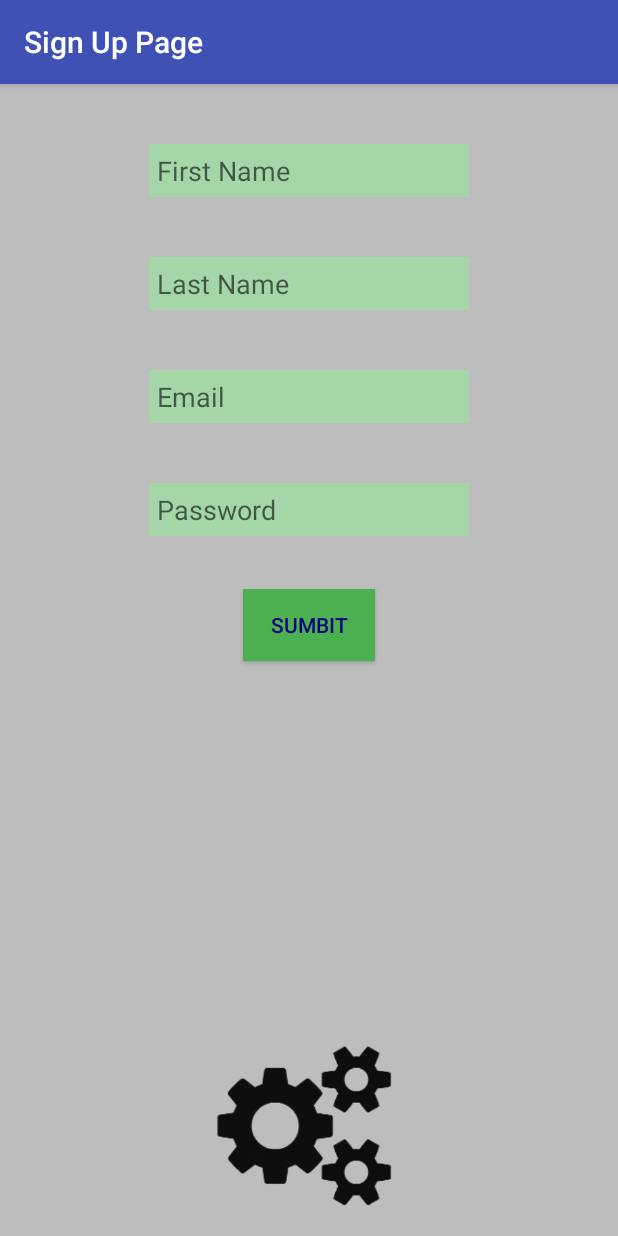
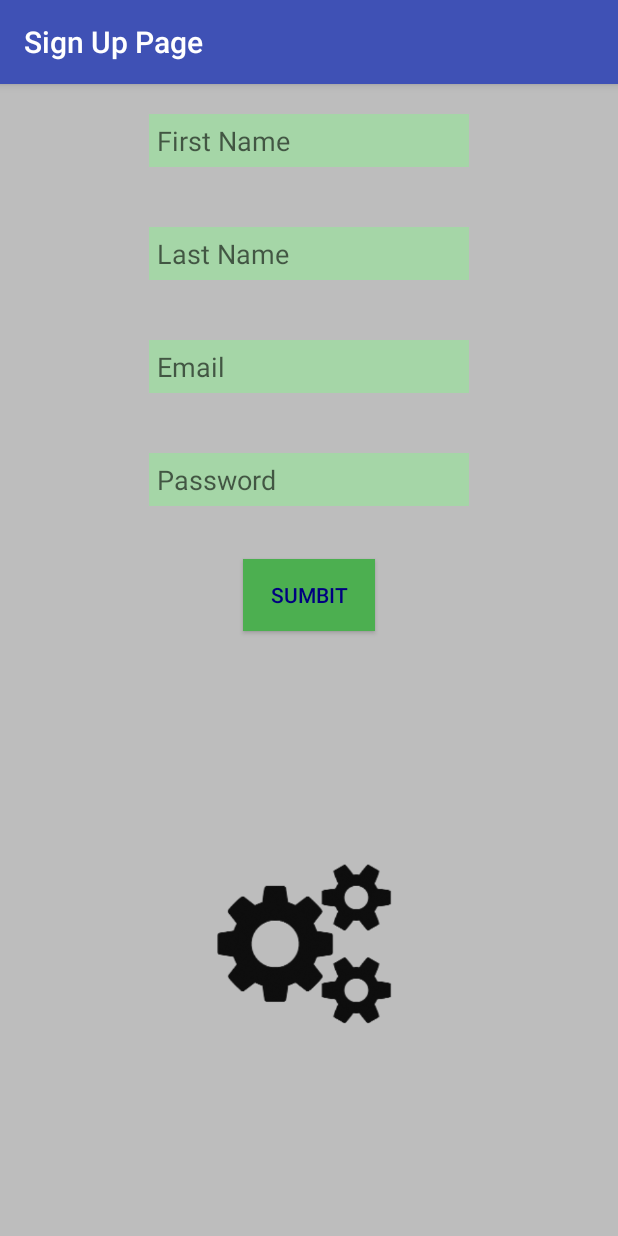
Before and after one commit to Raajesh12/Shopping_Collaborator_App, an Android app: the screen it shows after launch (SignUpPage), after a tap on "SIGN UP", on a phone screen of 412 x 824 dp. Run offline under Robolectric (Android 15) with nearby library versions, the light colour scheme and no system bars.

Commit message:
Fixed some of Sai's mistakes

```diff
--- a/app/src/main/res/layout/activity_edit_account_info.xml
+++ b/app/src/main/res/layout/activity_edit_account_info.xml
@@ -4,7 +4,7 @@
     xmlns:tools="http://schemas.android.com/tools"
     android:layout_width="match_parent"
     android:layout_height="match_parent"
-    android:background="#BDBDBD"
+    android:background="@color/gray_background"
     tools:context="com.example.raajesharunachalam.taskmanager.EditAccountInfo">
 
 
--- a/app/src/main/res/layout/activity_groups.xml
+++ b/app/src/main/res/layout/activity_groups.xml
@@ -4,7 +4,7 @@
     xmlns:tools="http://schemas.android.com/tools"
     android:layout_width="match_parent"
     android:layout_height="match_parent"
-    android:background="#BDBDBD"
+    android:background="@color/gray_background"
     tools:context="com.example.raajesharunachalam.taskmanager.GroupsActivity">
 
     <android.support.v7.widget.RecyclerView
@@ -26,9 +26,9 @@
         android:layout_height="55dp"
         android:src="@drawable/ic_add_black_24dp"
         app:layout_constraintTop_toBottomOf="@id/recycleGroups"
+        app:layout_constraintBottom_toBottomOf="parent"
         app:layout_constraintRight_toRightOf="@id/recycleGroups"
-        android:layout_marginTop="9dp"
-        android:layout_marginRight="31dp"
+        android:layout_marginRight="20dp"
         android:layout_marginEnd="20dp"/>
 
 </android.support.constraint.ConstraintLayout>
--- a/app/src/main/res/layout/activity_items.xml
+++ b/app/src/main/res/layout/activity_items.xml
@@ -4,7 +4,7 @@
     xmlns:tools="http://schemas.android.com/tools"
     android:layout_width="match_parent"
     android:layout_height="match_parent"
-    android:background="#BDBDBD"
+    android:background="@color/gray_background"
     tools:context="com.example.raajesharunachalam.taskmanager.ItemsActivity">
 
     <TextView
@@ -99,10 +99,6 @@
         android:layout_marginRight="20dp"
         android:layout_marginEnd="20dp" />
 
-    <ImageView
-        android:layout_width="wrap_content"
-        android:layout_height="wrap_content" />
-
     <android.support.design.widget.FloatingActionButton
         android:id="@+id/add_items_button"
         android:layout_width="50dp"
--- a/app/src/main/res/layout/activity_sign_up_page.xml
+++ b/app/src/main/res/layout/activity_sign_up_page.xml
@@ -4,7 +4,7 @@
     xmlns:tools="http://schemas.android.com/tools"
     android:layout_width="match_parent"
     android:layout_height="match_parent"
-    android:background="#BDBDBD"
+    android:background="@color/gray_background"
     tools:context="com.example.raajesharunachalam.taskmanager.SignUpPage">
 
     <EditText
@@ -16,13 +16,11 @@
         android:maxLength="40"
         android:hint="First Name"
         android:background="#A5D6A7"
-        android:layout_marginTop="40dp"
+        android:layout_marginTop="20dp"
         android:padding="5dp"
         app:layout_constraintLeft_toLeftOf="parent"
         app:layout_constraintRight_toRightOf="parent"
-        app:layout_constraintTop_toTopOf="parent"
-        tools:layout_editor_absoluteX="83dp"
-        tools:layout_editor_absoluteY="45dp" />
+        app:layout_constraintTop_toTopOf="parent"/>
 
     <EditText
         android:id="@+id/last_name"
@@ -37,9 +35,7 @@
         android:padding="5dp"
         app:layout_constraintLeft_toLeftOf="parent"
         app:layout_constraintRight_toRightOf="parent"
-        app:layout_constraintTop_toBottomOf="@id/first_name"
-        tools:layout_editor_absoluteX="92dp"
-        tools:layout_editor_absoluteY="138dp" />
+        app:layout_constraintTop_toBottomOf="@id/first_name" />
 
     <EditText
         android:id="@+id/emailfield"
@@ -54,9 +50,7 @@
         android:padding="5dp"
         app:layout_constraintLeft_toLeftOf="parent"
         app:layout_constraintRight_toRightOf="parent"
-        app:layout_constraintTop_toBottomOf="@id/last_name"
-        tools:layout_editor_absoluteX="83dp"
-        tools:layout_editor_absoluteY="248dp" />
+        app:layout_constraintTop_toBottomOf="@id/last_name" />
 
     <EditText
         android:id="@+id/passwordfield"
@@ -71,9 +65,7 @@
         android:padding="5dp"
         app:layout_constraintLeft_toLeftOf="parent"
         app:layout_constraintRight_toRightOf="parent"
-        app:layout_constraintTop_toBottomOf="@id/emailfield"
-        tools:layout_editor_absoluteX="92dp"
-        tools:layout_editor_absoluteY="357dp" />
+        app:layout_constraintTop_toBottomOf="@id/emailfield" />
 
     <Button
         android:id="@+id/sumbit_button"
@@ -85,16 +77,16 @@
         android:layout_marginTop="35dp"
         app:layout_constraintLeft_toLeftOf="parent"
         app:layout_constraintRight_toRightOf="parent"
-        app:layout_constraintTop_toBottomOf="@id/passwordfield"
-        tools:layout_editor_absoluteX="147dp"
-        tools:layout_editor_absoluteY="356dp" />
+        app:layout_constraintTop_toBottomOf="@id/passwordfield" />
 
     <ImageView
         android:layout_width="150dp"
         android:layout_height="150dp"
         android:src="@drawable/settings_image"
+        android:layout_marginTop="10dp"
         app:layout_constraintLeft_toLeftOf="parent"
         app:layout_constraintRight_toRightOf="parent"
+        app:layout_constraintTop_toBottomOf="@id/sumbit_button"
         app:layout_constraintBottom_toBottomOf="parent" />
 
 </android.support.constraint.ConstraintLayout>
--- a/app/src/main/res/layout/activity_users_in_group.xml
+++ b/app/src/main/res/layout/activity_users_in_group.xml
@@ -4,7 +4,7 @@
     xmlns:tools="http://schemas.android.com/tools"
     android:layout_width="match_parent"
     android:layout_height="match_parent"
-    android:background="#BDBDBD"
+    android:background="@color/gray_background"
     tools:context="com.example.raajesharunachalam.taskmanager.UsersInGroupActivity">
 
     <android.support.v7.widget.RecyclerView
@@ -20,8 +20,7 @@
         android:layout_marginLeft="10dp"
         android:layout_marginStart="10dp"
         android:textColor="#000080"
-        android:background="#EEEEEE"
-        android:padding="10dp">
+        android:padding="10dp"
         android:layout_marginRight="10dp"
         android:layout_marginEnd="10dp">
     </android.support.v7.widget.RecyclerView>
--- a/app/src/main/res/layout/group_item.xml
+++ b/app/src/main/res/layout/group_item.xml
@@ -3,7 +3,7 @@
     android:layout_width="match_parent"
     android:layout_height="wrap_content"
     xmlns:tools="http://schemas.android.com/tools"
-    android:background="#BDBDBD"
+    android:background="@color/gray_background"
     xmlns:app="http://schemas.android.com/apk/res-auto">
 
     <TextView
@@ -18,6 +18,6 @@
         android:layout_marginLeft="20dp"
         android:textSize="30sp"
         tools:text="Vishnu's Group"
-        tools:textColor="#000080" />
+        tools:textColor="@color/navy_blue" />
 
 </android.support.constraint.ConstraintLayout>
--- a/app/src/main/res/layout/item_delete_mode.xml
+++ b/app/src/main/res/layout/item_delete_mode.xml
@@ -2,6 +2,7 @@
 <android.support.constraint.ConstraintLayout xmlns:android="http://schemas.android.com/apk/res/android"
     android:layout_width="match_parent"
     android:layout_height="wrap_content"
+    android:background="@color/gray_background"
     xmlns:tools="http://schemas.android.com/tools"
     xmlns:app="http://schemas.android.com/apk/res-auto">
 
@@ -15,6 +16,7 @@
         android:textSize="20sp"
         android:layout_marginTop="2dp"
         android:layout_marginRight="140dp"
+        android:textColor="@color/navy_blue"
         tools:text="Buy 2 gallons of 2% milk dslfkjds"/>
     <TextView
         android:id="@+id/item_author"
@@ -24,6 +26,7 @@
         android:layout_marginBottom="13dp"
         android:layout_marginLeft="10dp"
         tools:text="By: Raajesh Arunachalam"
+        android:textColor="@color/navy_blue"
         android:layout_marginTop="5dp"
         app:layout_constraintTop_toBottomOf="@+id/item_description" />
     <TextView
@@ -36,6 +39,7 @@
         android:layout_marginLeft="15dp"
         android:layout_marginRight="40dp"
         android:textSize="20sp"
+        android:textColor="@color/navy_blue"
         tools:text="$250.78"/>
     <View
         android:layout_width="0dp"
--- a/app/src/main/res/values/colors.xml
+++ b/app/src/main/res/values/colors.xml
@@ -5,4 +5,8 @@
     <color name="colorAccent">#FF4081</color>
     <color name="black">#000000</color>
     <color name="red">#F44336</color>
+    <color name="white">#FFFFFF</color>
+    <color name="navy_blue">#000080</color>
+    <color name="green">#4CAF50</color>
+    <color name="gray_background">#BDBDBD</color>
 </resources>
```
Also changed, not shown: app/src/main/res/layout/activity_login.xml (+4 -9 lines), app/src/main/res/layout/activity_main.xml (+5 -5 lines), app/src/main/res/layout/item_normal_mode.xml (+4 -4 lines).
